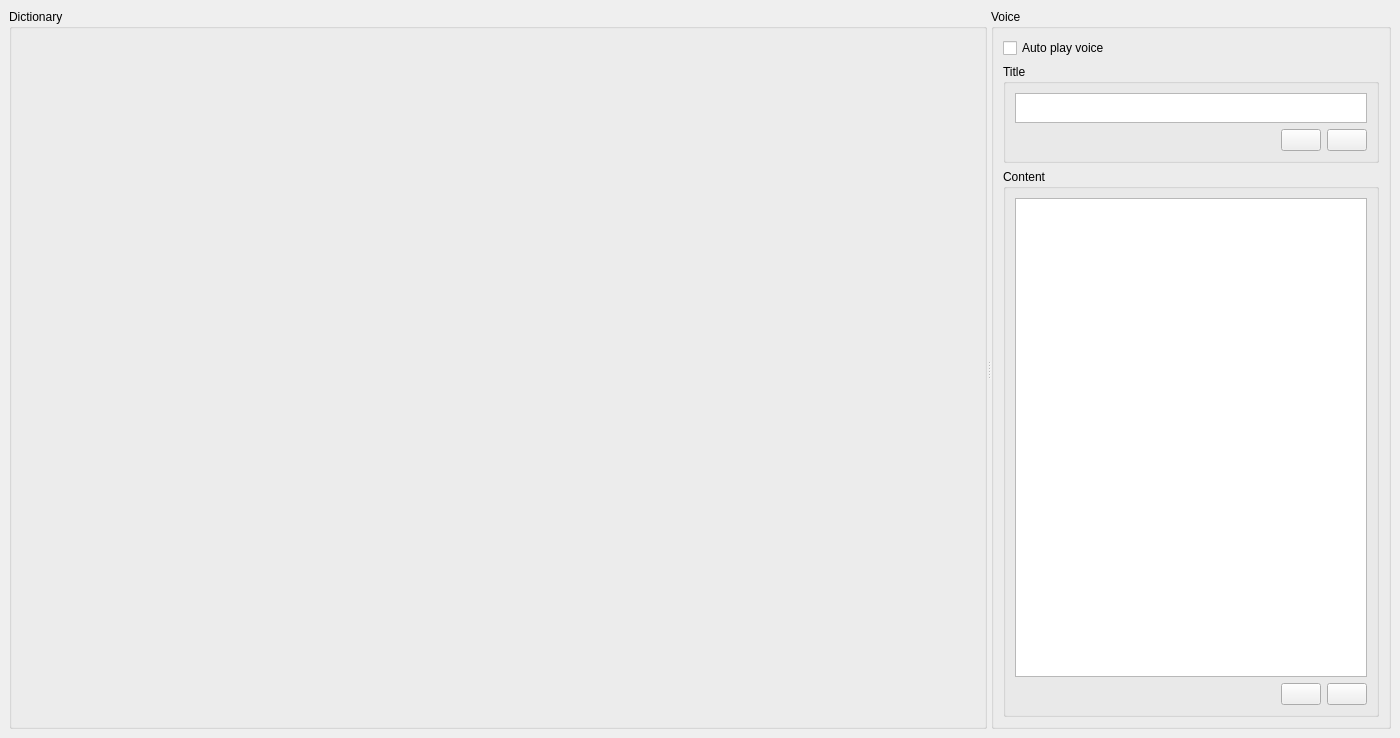
Old version of the form src/ui/mainwindow.ui in the repository samwellzuk/mktts.
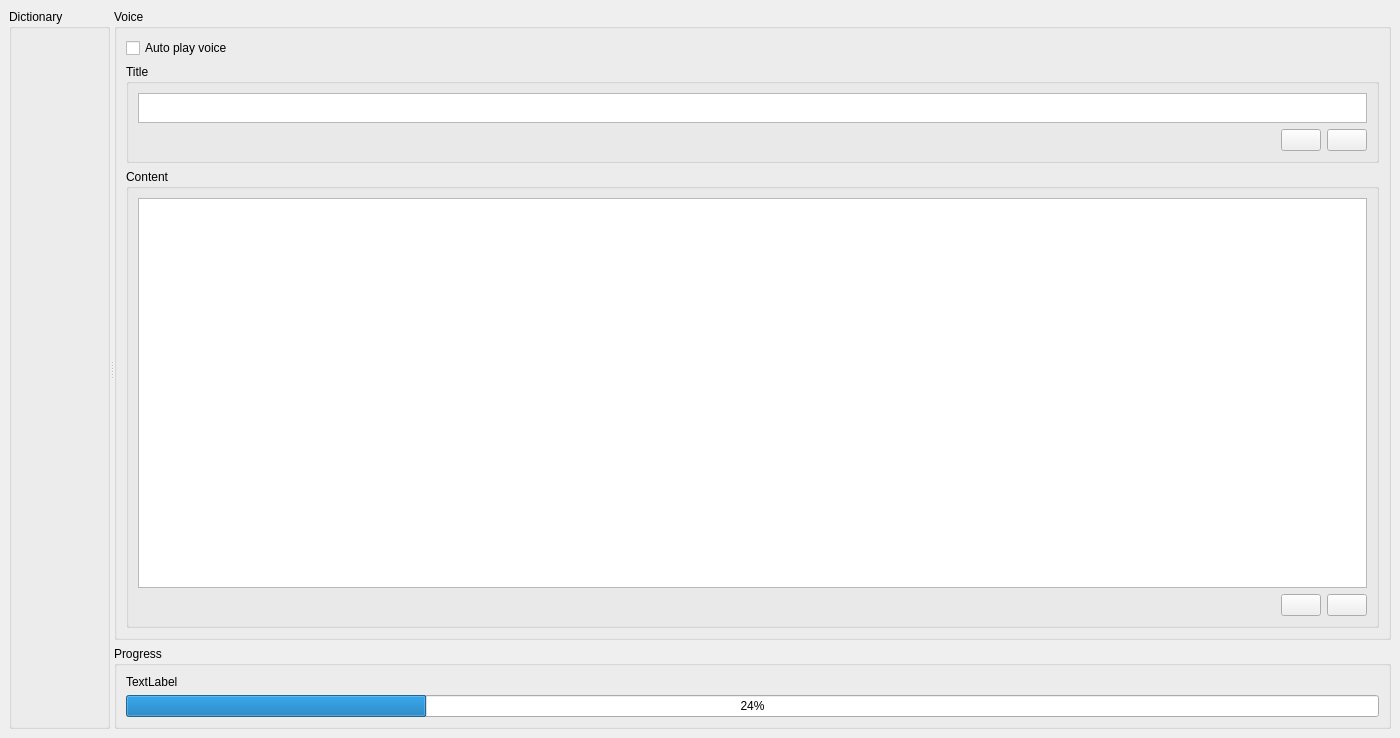
New version of the form. Icons and pictures are not drawn.

Diff of the .ui file:
```diff
--- a/src/ui/mainwindow.ui
+++ b/src/ui/mainwindow.ui
@@ -18,7 +18,7 @@
     <normaloff>:/images/app.png</normaloff>:/images/app.png</iconset>
   </property>
   <widget class="QWidget" name="centralwidget">
-   <layout class="QHBoxLayout" name="horizontalLayout_3">
+   <layout class="QVBoxLayout" name="verticalLayout_7">
     <item>
      <widget class="QSplitter" name="splitter">
       <property name="orientation">
@@ -30,23 +30,14 @@
        </property>
        <layout class="QVBoxLayout" name="verticalLayout_4"/>
       </widget>
-      <widget class="QGroupBox" name="groupBox_4">
-       <property name="sizePolicy">
-        <sizepolicy hsizetype="Maximum" vsizetype="Preferred">
-         <horstretch>0</horstretch>
-         <verstretch>0</verstretch>
-        </sizepolicy>
-       </property>
-       <property name="maximumSize">
-        <size>
-         <width>400</width>
-         <height>16777215</height>
-        </size>
-       </property>
+      <widget class="QWidget" name="">
+       <layout class="QVBoxLayout" name="verticalLayout_6">
+        <item>
+         <widget class="QGroupBox" name="groupBox_6">
        <property name="title">
         <string>Voice</string>
        </property>
-       <layout class="QVBoxLayout" name="verticalLayout_3">
+          <layout class="QVBoxLayout" name="verticalLayout_5">
         <item>
          <widget class="QCheckBox" name="autoplayBox">
           <property name="sizePolicy">
@@ -198,6 +189,32 @@
               </widget>
              </item>
             </layout>
+              </item>
+             </layout>
+            </widget>
+           </item>
+          </layout>
+         </widget>
+        </item>
+        <item>
+         <widget class="QGroupBox" name="groupBox_5">
+          <property name="title">
+           <string>Progress</string>
+          </property>
+          <layout class="QVBoxLayout" name="verticalLayout_3">
+           <item>
+            <widget class="QLabel" name="progressLabel">
+             <property name="text">
+              <string>TextLabel</string>
+             </property>
+            </widget>
+           </item>
+           <item>
+            <widget class="QProgressBar" name="progressBar">
+             <property name="value">
+              <number>24</number>
+             </property>
+            </widget>
            </item>
           </layout>
          </widget>
```
Lines whose indentation alone changed are shown as unchanged.
